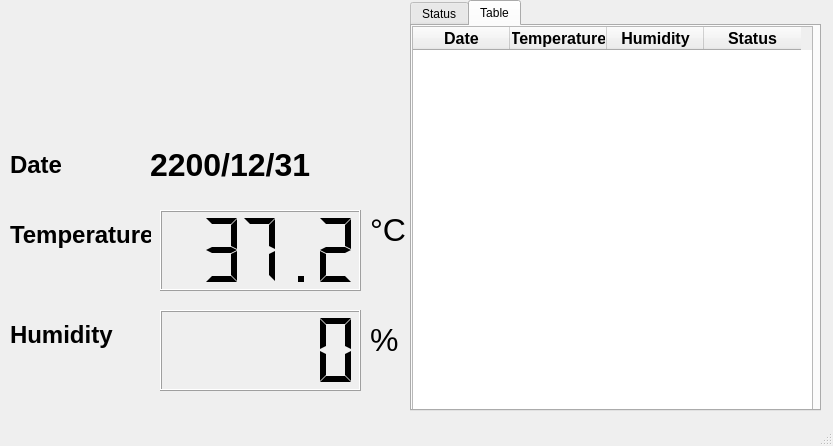
Qt form HTsensor_record.ui (TaroballzChen/RaspberryPi_HTsensor_display) before a commit.
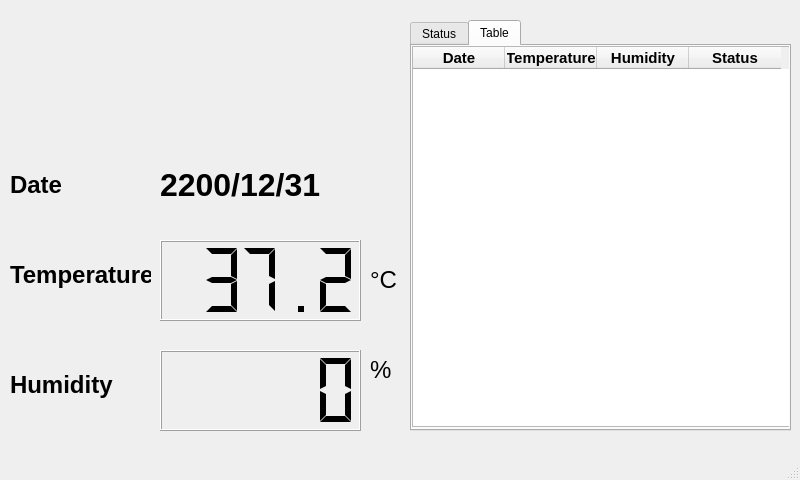
The same form after that commit.

Commit message: show full size

What changed in the file:
```diff
--- a/HTsensor_record.ui
+++ b/HTsensor_record.ui
@@ -6,8 +6,8 @@
    <rect>
     <x>0</x>
     <y>0</y>
-    <width>833</width>
-    <height>446</height>
+    <width>800</width>
+    <height>480</height>
    </rect>
   </property>
   <property name="maximumSize">
@@ -24,7 +24,7 @@
     <property name="geometry">
      <rect>
       <x>10</x>
-      <y>210</y>
+      <y>250</y>
       <width>141</width>
       <height>51</height>
      </rect>
@@ -37,7 +37,7 @@
     <property name="geometry">
      <rect>
       <x>10</x>
-      <y>310</y>
+      <y>360</y>
       <width>141</width>
       <height>51</height>
      </rect>
@@ -50,7 +50,7 @@
     <property name="geometry">
      <rect>
       <x>160</x>
-      <y>210</y>
+      <y>240</y>
       <width>201</width>
       <height>81</height>
      </rect>
@@ -69,7 +69,7 @@
     <property name="geometry">
      <rect>
       <x>160</x>
-      <y>310</y>
+      <y>350</y>
       <width>201</width>
       <height>81</height>
      </rect>
@@ -82,7 +82,7 @@
     <property name="geometry">
      <rect>
       <x>370</x>
-      <y>200</y>
+      <y>250</y>
       <width>61</width>
       <height>61</height>
      </rect>
@@ -92,27 +92,27 @@
 &lt;html&gt;&lt;head&gt;&lt;meta name=&quot;qrichtext&quot; content=&quot;1&quot; /&gt;&lt;style type=&quot;text/css&quot;&gt;
 p, li { white-space: pre-wrap; }
 &lt;/style&gt;&lt;/head&gt;&lt;body style=&quot; font-family:'.SF NS Text'; font-size:13pt; font-weight:400; font-style:normal;&quot;&gt;
-&lt;p style=&quot; margin-top:12px; margin-bottom:12px; margin-left:0px; margin-right:0px; -qt-block-indent:0; text-indent:0px;&quot;&gt;&lt;span style=&quot; font-size:24pt;&quot;&gt;°C&lt;/span&gt;&lt;/p&gt;&lt;/body&gt;&lt;/html&gt;</string>
+&lt;p style=&quot; margin-top:12px; margin-bottom:12px; margin-left:0px; margin-right:0px; -qt-block-indent:0; text-indent:0px;&quot;&gt;&lt;span style=&quot; font-size:18pt;&quot;&gt;°C&lt;/span&gt;&lt;/p&gt;&lt;/body&gt;&lt;/html&gt;</string>
     </property>
    </widget>
    <widget class="QLabel" name="TemperatureLabel_3">
     <property name="geometry">
      <rect>
       <x>370</x>
-      <y>310</y>
+      <y>340</y>
       <width>61</width>
       <height>61</height>
      </rect>
     </property>
     <property name="text">
-     <string>&lt;html&gt;&lt;head/&gt;&lt;body&gt;&lt;p&gt;&lt;span style=&quot; font-size:24pt;&quot;&gt;%&lt;/span&gt;&lt;/p&gt;&lt;/body&gt;&lt;/html&gt;</string>
+     <string>&lt;html&gt;&lt;head/&gt;&lt;body&gt;&lt;p&gt;&lt;span style=&quot; font-size:18pt;&quot;&gt;%&lt;/span&gt;&lt;/p&gt;&lt;/body&gt;&lt;/html&gt;</string>
     </property>
    </widget>
    <widget class="QLabel" name="DateLabel">
     <property name="geometry">
      <rect>
       <x>10</x>
-      <y>140</y>
+      <y>160</y>
       <width>141</width>
       <height>51</height>
      </rect>
@@ -124,8 +124,8 @@
    <widget class="QLabel" name="Date">
     <property name="geometry">
      <rect>
-      <x>150</x>
-      <y>140</y>
+      <x>160</x>
+      <y>160</y>
       <width>201</width>
       <height>51</height>
      </rect>
@@ -145,8 +145,8 @@
     <property name="geometry">
      <rect>
       <x>410</x>
-      <y>0</y>
-      <width>411</width>
+      <y>20</y>
+      <width>381</width>
       <height>411</height>
      </rect>
     </property>
@@ -183,8 +183,8 @@
        <rect>
         <x>0</x>
         <y>0</y>
-        <width>401</width>
-        <height>401</height>
+        <width>381</width>
+        <height>381</height>
        </rect>
       </property>
       <property name="maximumSize">
@@ -193,6 +193,11 @@
         <height>16777215</height>
        </size>
       </property>
+      <property name="font">
+       <font>
+        <pointsize>13</pointsize>
+       </font>
+      </property>
       <property name="verticalScrollBarPolicy">
        <enum>Qt::ScrollBarAsNeeded</enum>
       </property>
@@ -200,7 +205,7 @@
        <bool>true</bool>
       </attribute>
       <attribute name="horizontalHeaderDefaultSectionSize">
-       <number>97</number>
+       <number>92</number>
       </attribute>
       <column>
        <property name="text">
@@ -208,7 +213,7 @@
        </property>
        <property name="font">
         <font>
-         <pointsize>12</pointsize>
+         <pointsize>11</pointsize>
          <weight>75</weight>
          <bold>true</bold>
         </font>
@@ -220,7 +225,7 @@
        </property>
        <property name="font">
         <font>
-         <pointsize>12</pointsize>
+         <pointsize>11</pointsize>
          <weight>75</weight>
          <bold>true</bold>
         </font>
@@ -232,7 +237,7 @@
        </property>
        <property name="font">
         <font>
-         <pointsize>12</pointsize>
+         <pointsize>11</pointsize>
          <weight>75</weight>
          <bold>true</bold>
         </font>
@@ -244,7 +249,7 @@
        </property>
        <property name="font">
         <font>
-         <pointsize>12</pointsize>
+         <pointsize>11</pointsize>
          <weight>75</weight>
          <bold>true</bold>
         </font>
@@ -257,7 +262,7 @@
     <property name="geometry">
      <rect>
       <x>10</x>
-      <y>20</y>
+      <y>40</y>
       <width>391</width>
       <height>101</height>
      </rect>
```
Left out of the diff: 2 changed lines with no effect on the pictures.
